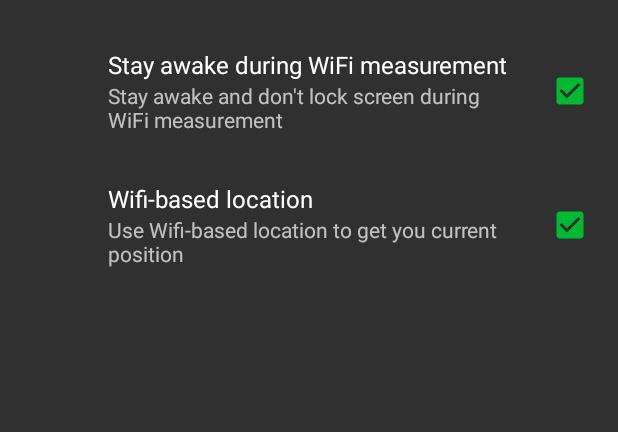
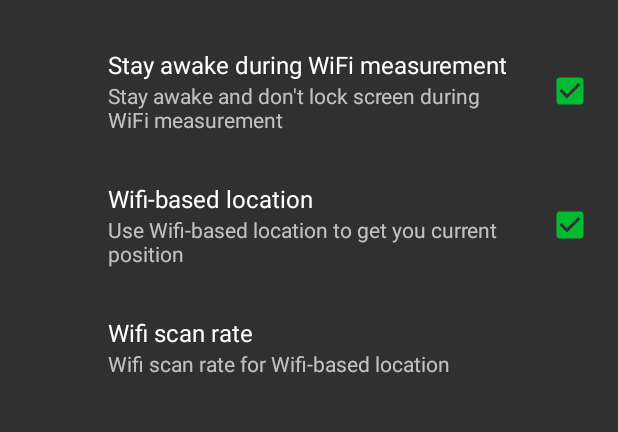
Before and after one commit to c3nav/c3nav-android, an Android app: the screen it shows after launch (SettingsActivity), in the side drawer, after a tap on "Settings", on a phone screen of 412 x 824 dp, the part 271-703 px from its top. Run offline under Robolectric (Android 15) with nearby library versions, the phone set to English and light mode, and no system bars; our stand-ins replace androidx.preference.

Commit message:
added new setting to change wifi scan interval

```diff
--- a/CongressRoutePlanner/app/src/main/java/de/c3nav/droid/MainActivity.java
+++ b/CongressRoutePlanner/app/src/main/java/de/c3nav/droid/MainActivity.java
@@ -158,6 +158,7 @@ public class MainActivity extends AppCompatActivity
     private boolean settingKeepOnTop = true;
     private boolean settingKeepScreenOn = true;
     private boolean settingUseWifiLocating = true;
+    private Integer settingWifiScanRate = 30;
     private boolean settingDeveloperModeEnabled = false;
     private String settingDeveloperInstanceUrl = "";
     private String settingDeveloperHttpUser = null;
@@ -486,6 +487,8 @@ public class MainActivity extends AppCompatActivity
             }
             MainActivity.this.evaluateJavascript("nearby_stations_available();");
         }
+
+        settingWifiScanRate = Integer.parseInt(sharedPrefs.getString(getString(R.string.wifi_scan_rate_key), "30"));
 
         setWindowFlags();
 
@@ -1061,6 +1064,11 @@ public class MainActivity extends AppCompatActivity
         public void currentLocationRequesteFailed() {
             Toast.makeText(MainActivity.this, R.string.current_location_request_failed, Toast.LENGTH_SHORT).show();
         }
+
+        @JavascriptInterface
+        public int getWifiScanRate() {
+            return Integer.parseInt(sharedPrefs.getString(getString(R.string.wifi_scan_rate_key), "30"));
+        }
     }
 
     private void evaluateJavascript(String script, ValueCallback<String> resultCallback) {
--- a/CongressRoutePlanner/app/src/main/res/values/donottranslate.xml
+++ b/CongressRoutePlanner/app/src/main/res/values/donottranslate.xml
@@ -1,12 +1,13 @@
 <?xml version="1.0" encoding="utf-8"?>
 <resources>
-    <string name="location_permission_requested_key">locationPermissionRequested</string>
-    <string name="keep_on_top_key">keepOnTop</string>
-    <string name="keep_screen_on_key">keepScreenOn</string>
-    <string name="use_wifi_locating_key">useWifiLocating</string>
-    <string name="developer_settings_key">developerSettings</string>
-    <string name="developer_mode_enabled_key">developerModeEnabled</string>
-    <string name="developer_instance_url_key">developerInstanceUrl</string>
-    <string name="developer_http_user_key">developerHttpUser</string>
-    <string name="developer_http_password_key">developerHttpPassword</string>
+    <string name="location_permission_requested_key" translatable="false">locationPermissionRequested</string>
+    <string name="keep_on_top_key" translatable="false">keepOnTop</string>
+    <string name="keep_screen_on_key" translatable="false">keepScreenOn</string>
+    <string name="use_wifi_locating_key" translatable="false">useWifiLocating</string>
+    <string name="wifi_scan_rate_key" translatable="false">wifiScanRate</string>
+    <string name="developer_settings_key" translatable="false">developerSettings</string>
+    <string name="developer_mode_enabled_key" translatable="false">developerModeEnabled</string>
+    <string name="developer_instance_url_key" translatable="false">developerInstanceUrl</string>
+    <string name="developer_http_user_key" translatable="false">developerHttpUser</string>
+    <string name="developer_http_password_key" translatable="false">developerHttpPassword</string>
 </resources>
--- a/CongressRoutePlanner/app/src/main/res/values/strings.xml
+++ b/CongressRoutePlanner/app/src/main/res/values/strings.xml
@@ -35,6 +35,8 @@
     <string name="keep_screen_on_summary">Stay awake and don\'t lock screen during WiFi measurement</string>
     <string name="use_wifi_locating">Wifi-based location</string>
     <string name="use_wifi_locating_summary">Use Wifi-based location to get you current position</string>
+    <string name="wifi_scan_rate">Wifi scan rate</string>
+    <string name="wifi_scan_rate_summary">Wifi scan rate for Wifi-based location</string>
     <string name="developer_mode_enabled">Developer Mode</string>
     <string name="developer_instance_url">Instance URL Override</string>
     <string name="developer_http_user">HTTP Username</string>
--- a/CongressRoutePlanner/app/src/main/res/xml/preferences.xml
+++ b/CongressRoutePlanner/app/src/main/res/xml/preferences.xml
@@ -19,6 +19,13 @@
             android:key="@string/use_wifi_locating_key"
             android:summary="@string/use_wifi_locating_summary"
             android:title="@string/use_wifi_locating" />
+        <ListPreference
+            android:defaultValue="30"
+            android:entries="@array/wifiScanRate_names_array"
+            android:entryValues="@array/wifiScanRate_values_array"
+            android:key="@string/wifi_scan_rate_key"
+            android:title="@string/wifi_scan_rate"
+            android:summary="@string/wifi_scan_rate_summary" />
 
     </PreferenceCategory>
 
```
Also changed, not shown: 1 other file.
